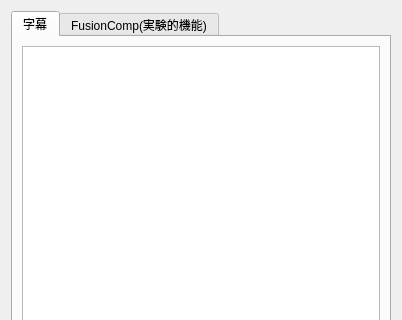
Before: the Qt Designer form library/python/rs/tool/voice_bin/voice_bin.ui in nakano000/Resolve_Script, drawn with Qt 5; both pictures show x 0 to 402 and y 0 to 320 of the 402 by 537 pixel window.
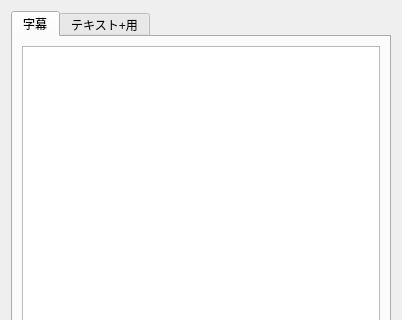
After: the same form once the commit is applied. Custom widgets are drawn as their Qt base class.

Commit message: FusionCompを使う機能をテキスト+機能に変更

```diff
--- a/library/python/rs/tool/voice_bin/voice_bin.ui
+++ b/library/python/rs/tool/voice_bin/voice_bin.ui
@@ -50,7 +50,7 @@
      </widget>
      <widget class="QWidget" name="textTab">
       <attribute name="title">
-       <string>FusionComp(実験的機能)</string>
+       <string>テキスト+用</string>
       </attribute>
       <layout class="QVBoxLayout" name="verticalLayout_4">
        <item>
```
Left out of the diff: 2 changed lines with no effect on the pictures. The commit also changes 4 other files.
